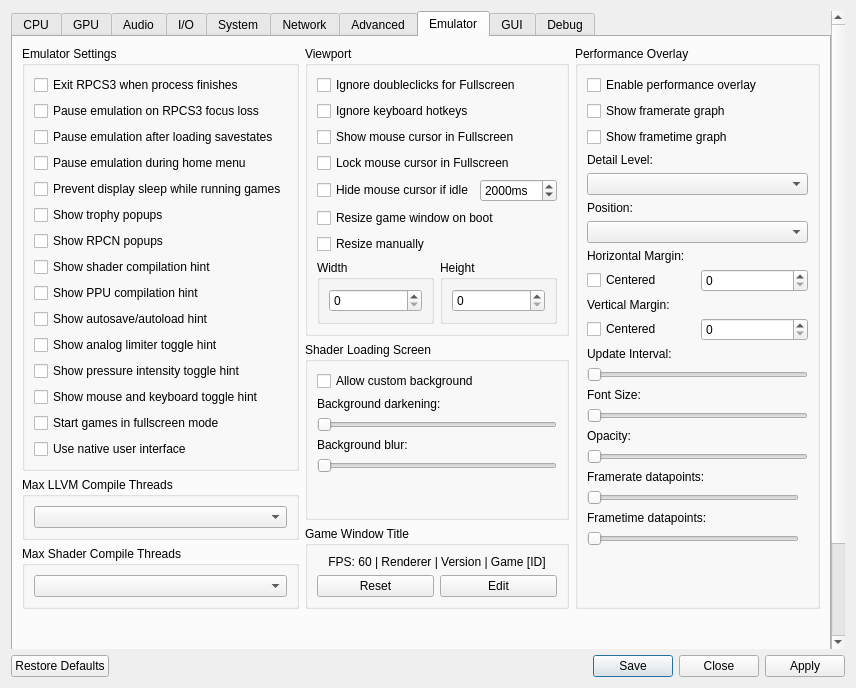
Before: the Qt Designer form rpcs3/rpcs3qt/settings_dialog.ui in RPCS3/rpcs3, drawn with Qt 5.
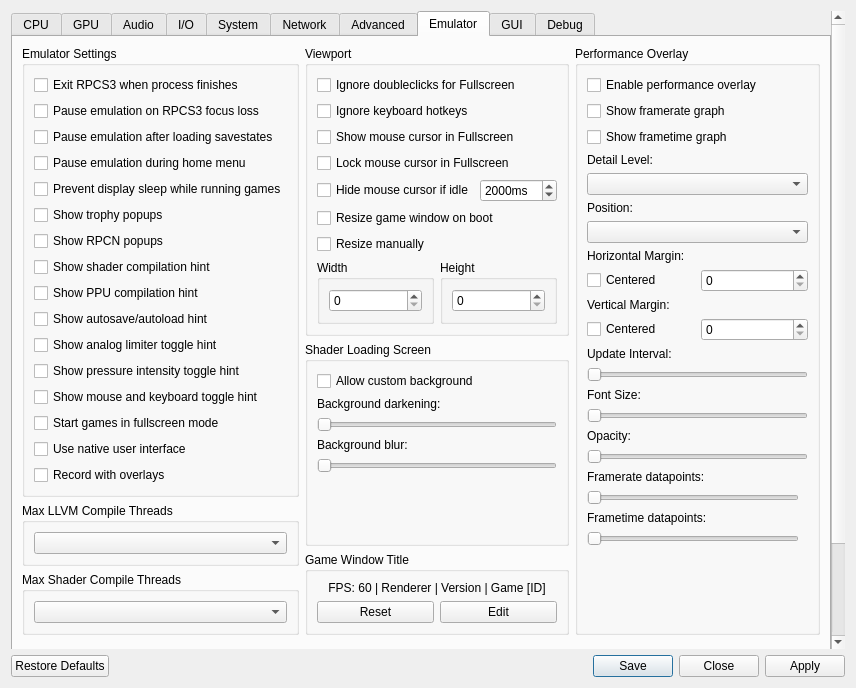
After: the same form once the commit is applied. The open tabs and pages were chosen to show the change. Icons and pictures are not drawn.

Commit message: overlays: add record with overlays setting to settings dialog

```diff
--- a/rpcs3/rpcs3qt/settings_dialog.ui
+++ b/rpcs3/rpcs3qt/settings_dialog.ui
@@ -3022,6 +3022,13 @@
                  </property>
                 </widget>
                </item>
+               <item>
+                <widget class="QCheckBox" name="recordWithOverlays">
+                 <property name="text">
+                  <string>Record with overlays</string>
+                 </property>
+                </widget>
+               </item>
                <item>
                 <spacer name="emulatorTabSpacerLeft">
                  <property name="orientation">
```
The commit also changes 3 other files.
